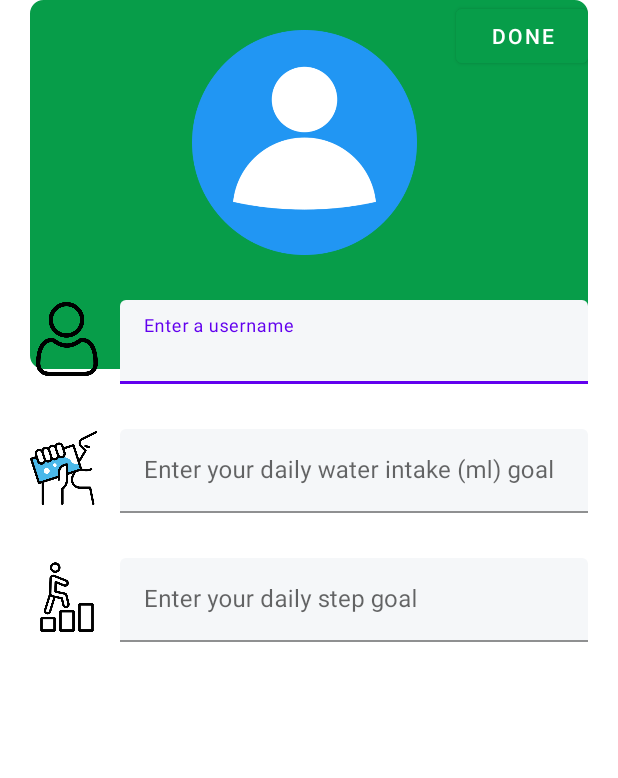
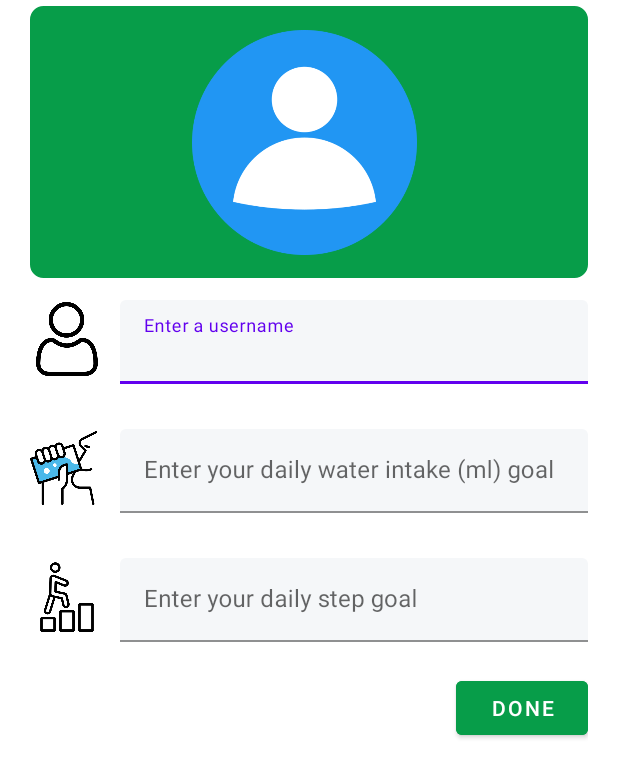
Before and after one commit to yeunnn/mobdev-mindfulfit, an Android app: the layout fragment_profile_setup.xml on its own in the app's theme, with its tools: preview values and no code run, on a phone screen of 412 x 824 dp. Shown: the top 778 px of the screen. Run offline under Robolectric (Android 15) with nearby library versions, the phone set to English and light mode, and no system bars.

Commit message:
Update fragment_profile_setup.xml

```diff
--- a/app/src/main/res/layout/fragment_profile_setup.xml
+++ b/app/src/main/res/layout/fragment_profile_setup.xml
@@ -8,12 +8,13 @@
     android:layout_marginRight="20dp">
 
     <ImageView
-        android:id="@+id/imageView3"
+        android:id="@+id/background_color"
         android:layout_width="match_parent"
-        android:layout_height="246dp"
-        app:srcCompat="@drawable/green_rectangle_background"
-        tools:layout_editor_absoluteX="-2dp"
-        tools:layout_editor_absoluteY="-63dp" />
+        android:layout_height="181dp"
+        android:layout_marginTop="4dp"
+        app:layout_constraintStart_toStartOf="parent"
+        app:layout_constraintTop_toTopOf="parent"
+        app:srcCompat="@drawable/green_rectangle_background" />
 
     <ImageView
         android:id="@+id/user_avatar"
@@ -109,7 +110,9 @@
         tools:layout_editor_absoluteX="283dp"
         tools:layout_editor_absoluteY="471dp"
         android:backgroundTint="@color/green"
-        app:layout_constraintEnd_toEndOf="parent" />
+        app:layout_constraintEnd_toEndOf="parent"
+        app:layout_constraintTop_toBottomOf="@id/step_goal_input"
+        android:layout_marginTop="20dp"/>
 
 
 </androidx.constraintlayout.widget.ConstraintLayout>
```
